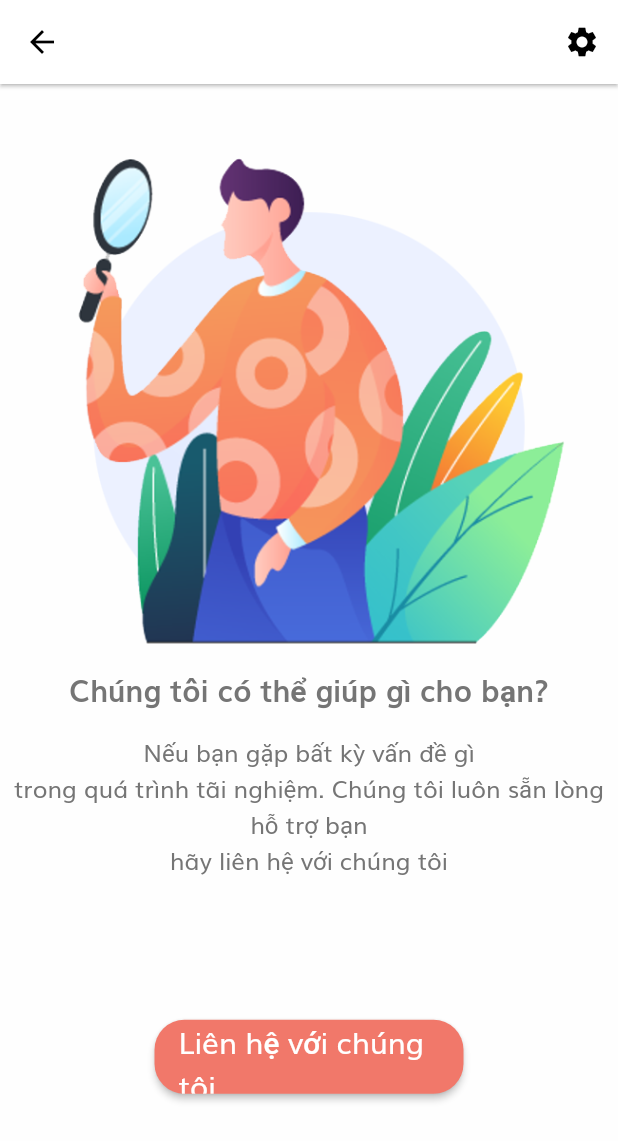
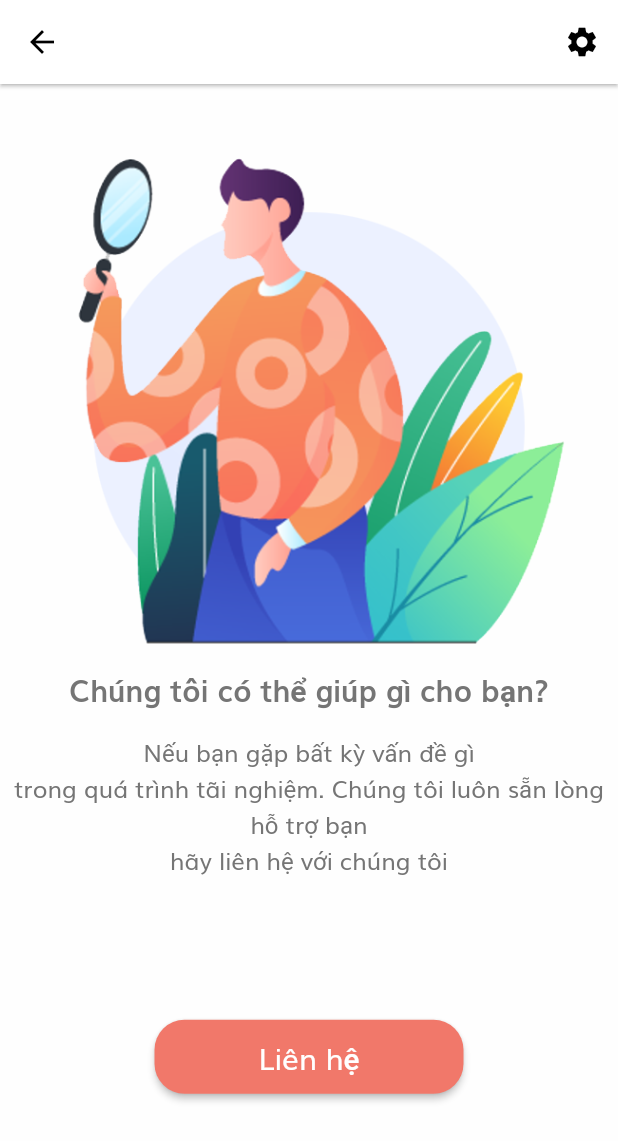
Before and after one commit to giahuy08/flutter_TravelApp, a Flutter app: the HelpScreen screen opened by its route, on a phone screen of 412 x 824 dp. Shown: the top 1141 px of the screen. Run offline on Flutter 3.47's test engine with Material 2 defaults, Android fonts, the phone set to English and light mode, and no system bars; our stand-ins replace curved_navigation_bar, flutter_rating_bar, flutter_spinkit, flutter_svg, font_awesome_flutter, geolocator and 8 more; accounts and stored records are empty.

Commit message:
[ThienHN]

```diff
--- a/lib/screens/custom_screen/help_screen.dart
+++ b/lib/screens/custom_screen/help_screen.dart
@@ -85,7 +85,7 @@ class _HelpScreenState extends State<HelpScreen> {
                         width: 50.w,
                         height: 6.h,
                         child: DefaultButton(
-                          text: "Liên hệ với chúng tôi",
+                          text: "Liên hệ",
                           press: () {},
                         ),
                       ),
```
Also changed, not shown: lib/screens/discount_list/components/discount_tiles.dart (+4 -3 lines).
